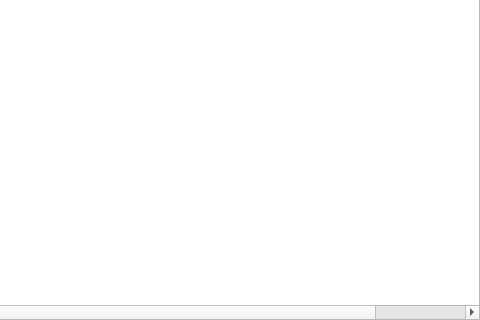
First picture: the form in app/src/widgets/operationstablewidget/operationstablewidget.ui, repository Gris87/TInvestor, before the edit; both pictures show x 266 to 746 and y 159 to 479 of the 746 by 479 pixel window.
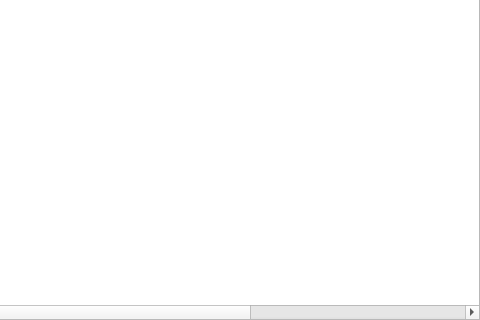
Second picture: the form after the edit.

Commit message: Display remained money

Diff of the .ui file:
```diff
--- a/app/src/widgets/operationstablewidget/operationstablewidget.ui
+++ b/app/src/widgets/operationstablewidget/operationstablewidget.ui
@@ -38,7 +38,7 @@
       <enum>QAbstractItemView::SelectionBehavior::SelectRows</enum>
      </property>
      <property name="columnCount">
-      <number>8</number>
+      <number>10</number>
      </property>
      <attribute name="horizontalHeaderShowSortIndicator" stdset="0">
       <bool>true</bool>
@@ -83,6 +83,16 @@
        <string>Yield</string>
       </property>
      </column>
+     <column>
+      <property name="text">
+       <string>Remained money</string>
+      </property>
+     </column>
+     <column>
+      <property name="text">
+       <string>Total money</string>
+      </property>
+     </column>
     </widget>
    </item>
   </layout>
```
The commit also changes 9 other files.
